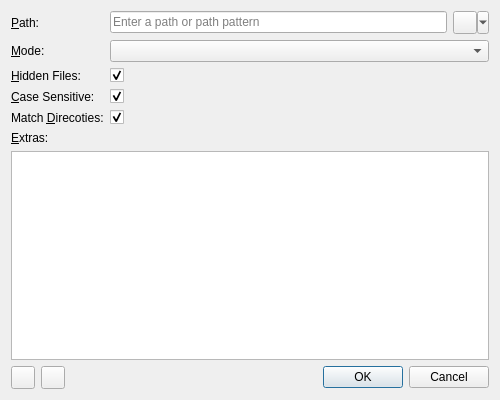
The window that gui/createentrydialog.ui (Skycoder42/Conflip) describes before a commit, drawn with Qt 5.
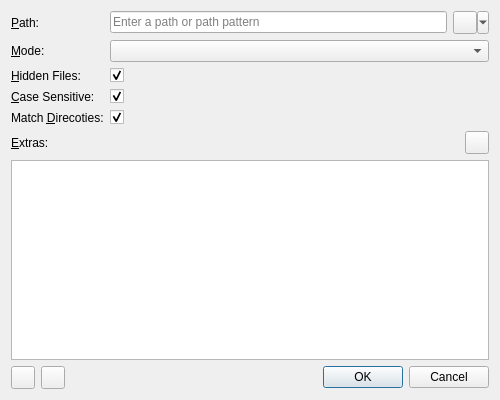
The same window after the commit. Icons and pictures are not drawn.

Commit message:
added improved extras by making them configurable
with custom title and hint

```diff
--- a/gui/createentrydialog.ui
+++ b/gui/createentrydialog.ui
@@ -92,18 +92,8 @@
      </property>
     </widget>
    </item>
-   <item row="5" column="0" colspan="2">
-    <widget class="QLabel" name="label">
-     <property name="text">
-      <string>&amp;Extras:</string>
-     </property>
-     <property name="buddy">
-      <cstring>listWidget</cstring>
-     </property>
-    </widget>
-   </item>
    <item row="6" column="0" colspan="2">
-    <widget class="QListWidget" name="listWidget">
+    <widget class="QListWidget" name="extrasListWidget">
      <property name="contextMenuPolicy">
       <enum>Qt::ActionsContextMenu</enum>
      </property>
@@ -160,6 +150,36 @@
      </property>
     </widget>
    </item>
+   <item row="5" column="0">
+    <widget class="QLabel" name="extrasLabel">
+     <property name="text">
+      <string>&amp;Extras:</string>
+     </property>
+     <property name="buddy">
+      <cstring>extrasListWidget</cstring>
+     </property>
+    </widget>
+   </item>
+   <item row="5" column="1">
+    <layout class="QHBoxLayout" name="horizontalLayout_3">
+     <item>
+      <spacer name="horizontalSpacer">
+       <property name="orientation">
+        <enum>Qt::Horizontal</enum>
+       </property>
+       <property name="sizeHint" stdset="0">
+        <size>
+         <width>40</width>
+         <height>20</height>
+        </size>
+       </property>
+      </spacer>
+     </item>
+     <item>
+      <widget class="QToolButton" name="helpButton"/>
+     </item>
+    </layout>
+   </item>
   </layout>
   <action name="action_Add_Extra">
    <property name="icon">
@@ -172,6 +192,9 @@
    <property name="shortcut">
     <string notr="true">Ctrl+Ins</string>
    </property>
+   <property name="shortcutVisibleInContextMenu">
+    <bool>true</bool>
+   </property>
   </action>
   <action name="action_Remove_Extra">
    <property name="icon">
@@ -184,6 +207,9 @@
    <property name="shortcut">
     <string notr="true">Del</string>
    </property>
+   <property name="shortcutVisibleInContextMenu">
+    <bool>true</bool>
+   </property>
   </action>
   <action name="actionSelect_File">
    <property name="icon">
@@ -203,6 +229,21 @@
     <string>Select &amp;Directory</string>
    </property>
   </action>
+  <action name="actionWhats_this">
+   <property name="icon">
+    <iconset theme="help-whatsthis">
+     <normaloff>.</normaloff>.</iconset>
+   </property>
+   <property name="text">
+    <string>Whats this?</string>
+   </property>
+   <property name="shortcut">
+    <string notr="true">F1</string>
+   </property>
+   <property name="shortcutVisibleInContextMenu">
+    <bool>true</bool>
+   </property>
+  </action>
  </widget>
  <resources/>
  <connections>
```
The commit also changes 16 other files.
